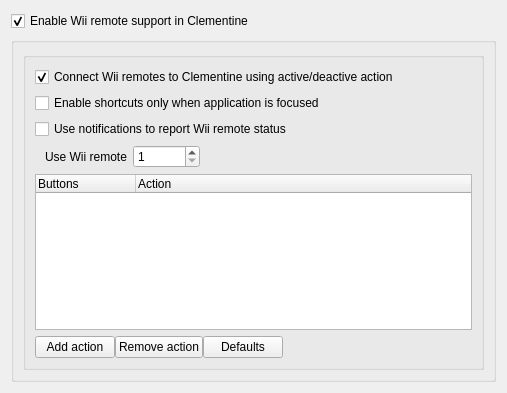
The window that src/ui/wiimotedevshortcutsconfig.ui (clementine-player/Clementine) describes before a commit, drawn with Qt 5.
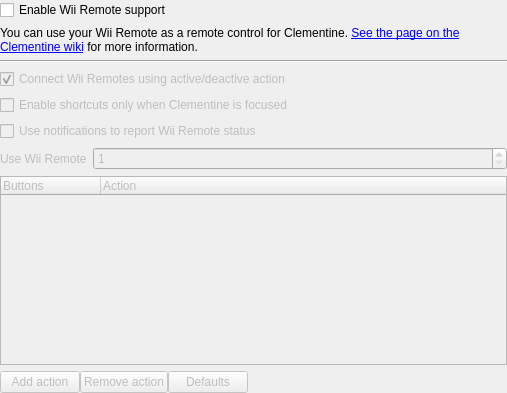
The same window after the commit. Icons and pictures are not drawn.

Commit message: Improve the UI of the wiimotedev config page slightly, and add a link to the wiki

Diff of the .ui file:
```diff
--- a/src/ui/wiimotedevshortcutsconfig.ui
+++ b/src/ui/wiimotedevshortcutsconfig.ui
@@ -18,35 +18,47 @@
     <normaloff>:/icon.png</normaloff>:/icon.png</iconset>
   </property>
   <layout class="QVBoxLayout" name="verticalLayout">
+   <property name="margin">
+    <number>0</number>
+   </property>
    <item>
     <widget class="QCheckBox" name="wiimotedev_enable">
      <property name="text">
-      <string>Enable Wii remote support in Clementine</string>
+      <string>Enable Wii Remote support</string>
      </property>
-     <property name="checked">
+    </widget>
+   </item>
+   <item>
+    <widget class="QLabel" name="label_2">
+     <property name="text">
+      <string>You can use your Wii Remote as a remote control for Clementine.  &lt;a href=&quot;http://www.clementine-player.org/wiimote&quot;&gt;See the page on the Clementine wiki&lt;/a&gt; for more information.
+</string>
+     </property>
+     <property name="wordWrap">
       <bool>true</bool>
      </property>
     </widget>
    </item>
    <item>
-    <widget class="QGroupBox" name="wiimotedev_groupbox_2">
-     <property name="title">
-      <string/>
+    <widget class="Line" name="line">
+     <property name="orientation">
+      <enum>Qt::Horizontal</enum>
      </property>
-     <layout class="QVBoxLayout" name="layout">
+    </widget>
+   </item>
       <item>
-       <widget class="QGroupBox" name="wiimotedev_groupbox">
-        <property name="title">
-         <string/>
-        </property>
-        <property name="flat">
-         <bool>true</bool>
+    <widget class="QWidget" name="widget" native="true">
+     <property name="enabled">
+      <bool>false</bool>
         </property>
         <layout class="QVBoxLayout" name="verticalLayout_2">
+      <property name="margin">
+       <number>0</number>
+      </property>
          <item>
           <widget class="QCheckBox" name="wiimotedev_active">
            <property name="text">
-            <string>Connect Wii remotes to Clementine using active/deactive action</string>
+         <string>Connect Wii Remotes using active/deactive action</string>
            </property>
            <property name="checked">
             <bool>true</bool>
@@ -56,25 +68,19 @@
          <item>
           <widget class="QCheckBox" name="wiimotedev_focus">
            <property name="text">
-            <string>Enable shortcuts only when application is focused</string>
+         <string>Enable shortcuts only when Clementine is focused</string>
            </property>
           </widget>
          </item>
          <item>
           <widget class="QCheckBox" name="wiimotedev_notification">
            <property name="text">
-            <string>Use notifications to report Wii remote status</string>
+         <string>Use notifications to report Wii Remote status</string>
            </property>
           </widget>
          </item>
          <item>
           <layout class="QHBoxLayout" name="horizontalLayout_2">
-           <property name="leftMargin">
-            <number>10</number>
-           </property>
-           <property name="bottomMargin">
-            <number>0</number>
-           </property>
            <item>
             <widget class="QLabel" name="label">
              <property name="sizePolicy">
@@ -84,7 +90,7 @@
               </sizepolicy>
              </property>
              <property name="text">
-              <string>Use Wii remote</string>
+           <string>Use Wii Remote</string>
              </property>
             </widget>
            </item>
@@ -98,19 +104,6 @@
              </property>
             </widget>
            </item>
-           <item>
-            <spacer name="horizontalSpacer_2">
-             <property name="orientation">
-              <enum>Qt::Horizontal</enum>
-             </property>
-             <property name="sizeHint" stdset="0">
-              <size>
-               <width>40</width>
-               <height>20</height>
-              </size>
-             </property>
-            </spacer>
-           </item>
           </layout>
          </item>
          <item>
@@ -200,9 +193,6 @@
       </item>
      </layout>
     </widget>
-   </item>
-  </layout>
- </widget>
  <resources>
   <include location="../../data/data.qrc"/>
  </resources>
```
Left out of the diff: 22 changed lines with no effect on the pictures. Lines whose indentation alone changed are shown as unchanged. The commit also changes 37 other files.
